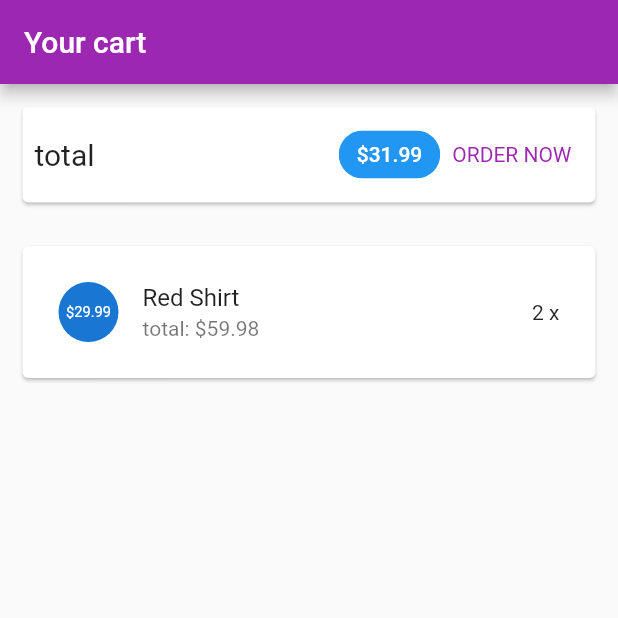
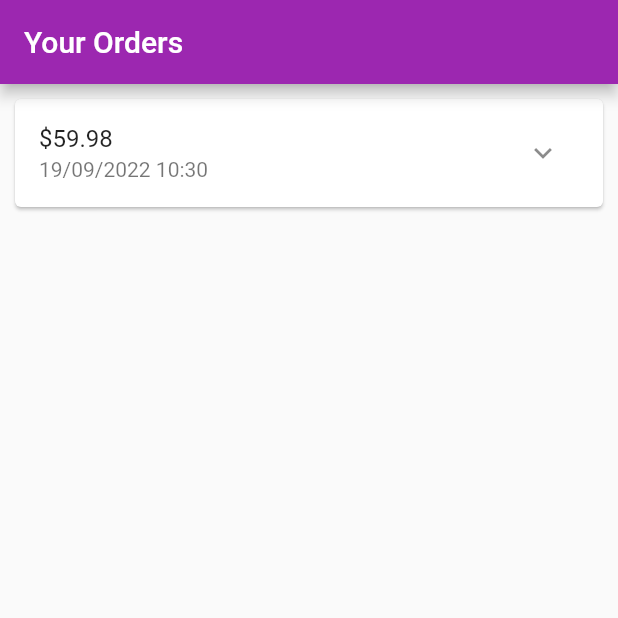
Before and after one commit to nguyenminhtuan238/duanungdungdidong, a Flutter app: the screen it shows after launch, on a phone screen of 412 x 824 dp, the top half of it. Run offline on Flutter 3.47's test engine with Material 2 defaults, Android fonts, the phone set to English and light mode, and no system bars; Roboto replaces fonts that are missing (loto).

Commit message:
Xay dung trang cac dat hang

```diff
--- a/lib/main.dart
+++ b/lib/main.dart
@@ -1,10 +1,12 @@
 import 'package:flutter/material.dart';
 import 'package:myshop/models/product.dart';
+import 'package:myshop/ui/orders/orders_screen.dart';
 import 'package:myshop/ui/products/user_product_list_tile.dart';
 import 'ui/products/products_manager.dart';
 import 'ui/products/product_detail_screen.dart';
 import 'ui/products/product_overview_screen.dart';
 import 'ui/products/user_products_screen.dart';
+import 'ui/cart/cart_screen.dart';
 import 'ui/cart/cart_screen.dart';
 void main() {
   runApp(const MyApp());
@@ -29,7 +31,7 @@ class MyApp extends StatelessWidget {
 
    ),
       home: const SafeArea(
-        child: CartScreen() ,
+        child: OrdersScreen() ,
       ),
 
 
--- /dev/null
+++ b/lib/models/order_item.dart
@@ -0,0 +1,30 @@
+import 'cart_item.dart';
+class OrderItem{
+  final String? id;
+  final double amount;
+  final List<CartItem> products;
+  final DateTime dateTime;
+  int get productCount{
+    return products.length;
+  }
+  OrderItem({
+    this.id,
+    required this.amount,
+    required this.products,
+    DateTime? dateTime,
+  }):dateTime = dateTime ?? DateTime.now();
+  OrderItem copyWith({
+    String? id,
+    double? amount,
+    List<CartItem>? products,
+    DateTime? dateTime,
+  }){
+    return OrderItem(
+      id: id ?? this.id,
+      amount: amount ?? this.amount,
+      products: products ?? this.products,
+      dateTime:  dateTime ?? this.dateTime,
+
+    );
+  }
+}
--- /dev/null
+++ b/lib/ui/orders/order_item_card.dart
@@ -0,0 +1,74 @@
+import 'dart:developer';
+import 'dart:math';
+import 'package:flutter/material.dart';
+import 'package:intl/intl.dart';
+import '../../models/order_item.dart';
+class OrderItemCard extends StatefulWidget {
+  final OrderItem order;
+  const OrderItemCard(this.order,{ super.key });
+
+  @override
+  State<OrderItemCard> createState() => _OrderItemCardState();
+}
+class _OrderItemCardState extends State<OrderItemCard>{
+  var _expanded =false;
+  @override
+  Widget build(BuildContext context){
+    return Card(
+      margin: const EdgeInsets.all(10),
+      child: Column(
+        children: <Widget>[
+          buildOrderSummary(),
+          if(_expanded)buildOrderDetails()
+        ],
+      ),
+    );
+  }
+  Widget buildOrderDetails(){
+    return Container(
+      padding: const EdgeInsets.symmetric(horizontal: 15,vertical: 4),
+      height: min(widget.order.productCount * 20.0+10, 100),
+      child: ListView(
+        children: widget.order.products
+        .map(
+          (prod) => Row(
+             mainAxisAlignment: MainAxisAlignment.spaceBetween,
+             children: <Widget>[
+               Text(
+                 prod.title,
+                 style: const TextStyle(
+                   fontSize: 20,
+                   fontWeight: FontWeight.bold,
+                 ),
+               ),
+               Text(
+                 '${prod.quantity}x \$${prod.price}',
+                 style: const TextStyle(
+                   fontSize: 18,
+                   color: Colors.grey,
+                 ),
+               ),
+             ],
+          ),
+        )
+        .toList(),
+      ),
+    );
+  }
+  Widget buildOrderSummary(){
+    return ListTile(
+      title: Text('\$${widget.order.amount}'),
+      subtitle: Text(
+        DateFormat('dd/MM/yyyy hh:mm').format(widget.order.dateTime),
+      ),
+      trailing: IconButton(
+        onPressed: (){
+          setState(() {
+            _expanded=!_expanded;
+          });
+        },
+        icon: Icon(_expanded ? Icons.expand_less : Icons.expand_more),
+        ),
+    );
+  }
+}
--- /dev/null
+++ b/lib/ui/orders/order_manager.dart
@@ -0,0 +1,27 @@
+import 'package:flutter/cupertino.dart';
+
+import '../../models/cart_item.dart';
+import '../../models/order_item.dart';
+class OrdersManager with ChangeNotifier{
+  final List<OrderItem> _orders=[
+    OrderItem(
+      id: 'o1',
+      amount: 59.98,
+      products: [
+          CartItem(
+            id: 'c1',
+            title: 'Red Shirt',
+            price: 29.99,
+            quantity: 2,
+          ),
+        ],
+        dateTime: DateTime.now(),
+      )
+  ];
+  int get orderCount{
+    return _orders.length;
+  }
+  List<OrderItem> get orders {
+    return [..._orders];
+  }
+}
--- /dev/null
+++ b/lib/ui/orders/orders_screen.dart
@@ -0,0 +1,22 @@
+import 'package:flutter/material.dart';
+import 'package:myshop/models/order_item.dart';
+import 'order_item_card.dart';
+import 'order_manager.dart';
+class OrdersScreen extends StatelessWidget {
+  const OrdersScreen({ super.key });
+
+  @override
+  Widget build(BuildContext context) {
+    print('building orders');
+    final ordersManager=OrdersManager();
+    return Scaffold(
+      appBar: AppBar(
+        title: const Text('Your Orders'),
+      ),
+      body: ListView.builder(
+        itemCount: ordersManager.orderCount,
+        itemBuilder: (ctx,i)=> OrderItemCard(ordersManager.orders[i]),
+        ),
+    );
+  }
+}
--- a/pubspec.yaml
+++ b/pubspec.yaml
@@ -34,6 +34,7 @@ dependencies:
   # The following adds the Cupertino Icons font to your application.
   # Use with the CupertinoIcons class for iOS style icons.
   cupertino_icons: ^1.0.2
+  intl: ^0.17.0
 
 dev_dependencies:
   flutter_test:
```
Also changed, not shown: pubspec.lock.
